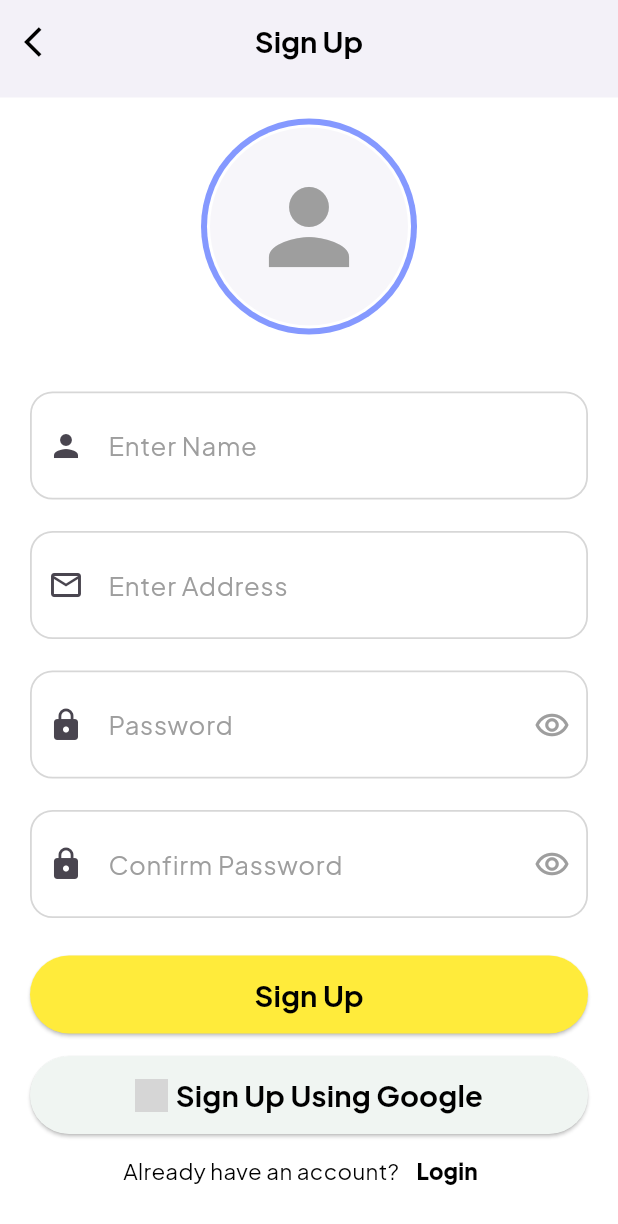
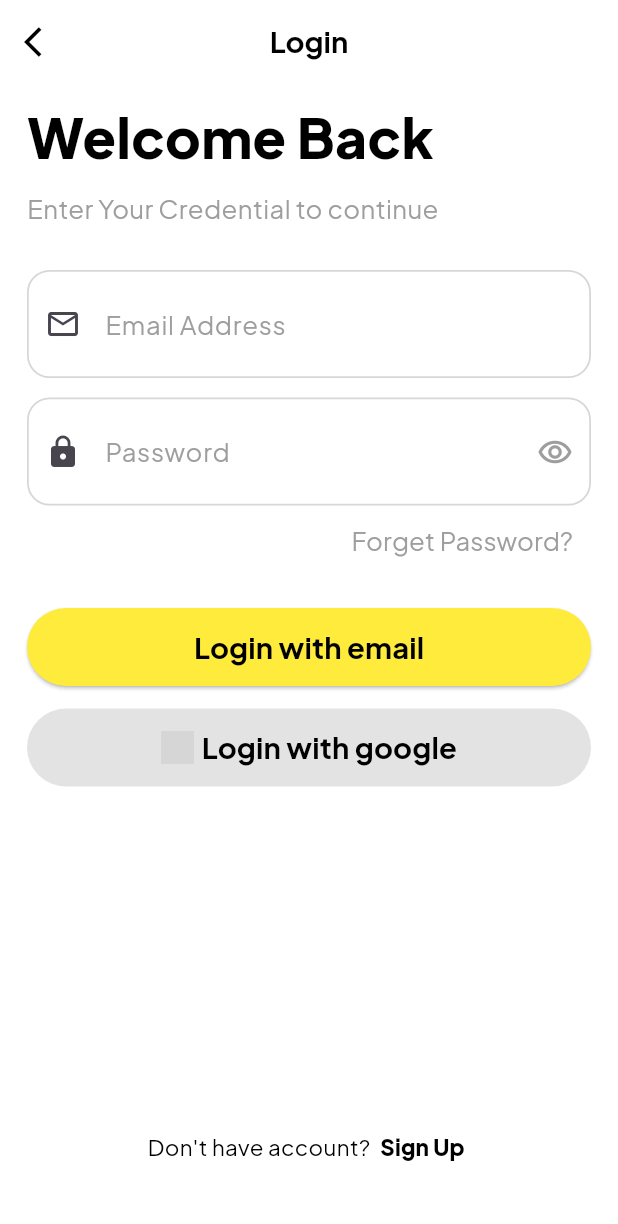
Before and after one commit to HalimWagih66/task-management-app, a Flutter app: the SignUpView screen opened by its route, scrolled down 113 dp, after a tap on "Login", on a phone screen of 412 x 824 dp. Shown: the top 1224 px of the screen. Run offline on Flutter 3.47's test engine with Material 3 defaults, Android fonts, the phone set to English and light mode, and no system bars; our stand-ins replace awesome_dialog, bloc, cached_network_image, cloud_firestore, dartz, device_info_plus and 14 more; accounts and stored records are empty; grey boxes are pictures that could not be loaded.

Commit message:
log in with email and password

```diff
--- a/lib/core/services/firebase/firebase_auth.dart
+++ b/lib/core/services/firebase/firebase_auth.dart
@@ -63,4 +63,23 @@ class FirebaseAuthServices{
   Future<void> verifyEmail()async{
     await FirebaseAuth.instance.currentUser?.sendEmailVerification();
   }
+  Future<User>loginWithEmail({required String emailAddress, required String password})async{
+    try {
+      final credential = await FirebaseAuth.instance.signInWithEmailAndPassword(
+          email: emailAddress,
+          password: password
+      );
+      return credential.user!;
+    } on FirebaseAuthException catch (e) {
+      if (e.code == 'user-not-found') {
+        throw CustomException(errorMessage: 'No user found for that email.');
+      } else if (e.code == 'wrong-password') {
+        throw CustomException(errorMessage: 'Wrong password provided for that user.');
+      } else if(e.code == "invalid-credential") {
+        throw CustomException(errorMessage: "email or password is wrong , please enter email and password are correct ");
+      } else{
+        throw CustomException(errorMessage: "Something went wrong. Please try again.");
+      }
+    }
+  }
 }
--- a/lib/core/utils/app_router.dart
+++ b/lib/core/utils/app_router.dart
@@ -1,4 +1,5 @@
 import 'package:go_router/go_router.dart';
+import 'package:task_management_app/features/auth/presentation/log_in/view/login_view.dart';
 import 'package:task_management_app/features/on_boarding/view/on_boarding_view.dart';
 import '../../features/auth/presentation/sign_up/presentation/view/sign_up_view.dart';
 
@@ -13,6 +14,10 @@ class AppRouter{
           path: SignUpView.routeName,
           builder: (context, state) => const SignUpView(),
         ),
+        GoRoute(
+          path: LoginView.routeName,
+          builder: (context, state) => const LoginView(),
+        ),
       ]
   );
 }
--- a/lib/core/utils/functions/validate/validate_inputs_from_text_valid.dart
+++ b/lib/core/utils/functions/validate/validate_inputs_from_text_valid.dart
@@ -4,7 +4,7 @@ import 'package:task_management_app/core/utils/functions/validate/regex.dart';
 class ValidateInputsFromTextValid{
   static String? validateEmailValid(String? input){
     if (input?.isEmpty == true || input?.trim().isEmpty == true) {
-      return "Please_enter_email_address";
+      return "Please enter email address";
     }
     if (!Regex.isEmailValid(input!)) {
       return "Please enter the email correctly";
--- a/lib/core/utils/widgets/dialogs/show_message_with_snack_bar.dart
+++ b/lib/core/utils/widgets/dialogs/show_message_with_snack_bar.dart
@@ -3,11 +3,12 @@ import 'package:flutter/material.dart';
 import 'package:provider/provider.dart';
 import 'package:task_management_app/provider/settings_provider.dart';
 
-ScaffoldFeatureController<SnackBar, SnackBarClosedReason> showMessageWithSnackPar({required Color background,required String message,required BuildContext context}){
+ScaffoldFeatureController<SnackBar, SnackBarClosedReason> showMessageWithSnackBar({required Color background,required String message,required BuildContext context}){
    return ScaffoldMessenger.of(context).showSnackBar(
       SnackBar(
        backgroundColor: background,
-       content: Text(message,style: Provider.of<SettingsProvider>(context,listen: false).textThemeApp.font18SecondPrimaryBold),
+       duration: const Duration(seconds: 5),
+       content: Text(message,style: Provider.of<SettingsProvider>(context,listen: false).textThemeApp.font15greyRegular),
      ),
    );
 }
--- a/lib/core/utils/widgets/user_question_about_registration.dart
+++ b/lib/core/utils/widgets/user_question_about_registration.dart
@@ -1,4 +1,5 @@
 import 'package:flutter/material.dart';
+import 'package:go_router/go_router.dart';
 import 'package:provider/provider.dart';
 import 'package:task_management_app/provider/settings_provider.dart';
 
@@ -6,11 +7,11 @@ class UserQuestionAboutRegistration extends StatelessWidget {
   const UserQuestionAboutRegistration({super.key,
     required this.questionText,
     required this.actionText,
-    this.onPressed, this.colorText});
+    required this.routeName, this.colorText});
   final String questionText;
   final String actionText;
   final Color? colorText;
-  final void Function()? onPressed;
+  final String routeName;
 
   @override
   Widget build(BuildContext context) {
@@ -21,7 +22,9 @@ class UserQuestionAboutRegistration extends StatelessWidget {
         Text(questionText, style: textThemeApp.font13PrimaryRegular.copyWith(color: colorText)),
         TextButton(
           style: TextButton.styleFrom(padding: EdgeInsets.zero),
-          onPressed: onPressed,
+          onPressed: () {
+            GoRouter.of(context).push(routeName);
+          },
           child: Text(actionText, style: textThemeApp.font13PrimaryRegular.copyWith(fontWeight: FontWeight.w900,color: colorText)),
         )
       ],
--- a/lib/features/auth/data/repos/auth_repo.dart
+++ b/lib/features/auth/data/repos/auth_repo.dart
@@ -1,10 +1,11 @@
 import 'dart:io';
 import 'package:dartz/dartz.dart';
+import 'package:firebase_auth/firebase_auth.dart';
 import 'package:task_management_app/core/errors/failures.dart';
 import 'package:task_management_app/core/models/user_model.dart';
 
 abstract class AuthRepo{
   Future<Either<Failure, UserModel>> createUserWithEmailAndPassword({required UserModel userModel,required File file,required String password});
   Future<Either<Failure, UserModel>> createUserWithGoogle();
-
+  Future<Either<Failure, User>> loginWithEmail({required String emailAddress, required String password});
 }
--- /dev/null
+++ b/lib/features/auth/presentation/log_in/manager/log_in_bloc.dart
@@ -0,0 +1,29 @@
+import 'package:bloc/bloc.dart';
+import 'package:meta/meta.dart';
+import 'package:task_management_app/features/auth/data/repos/auth_repo.dart';
+
+part 'log_in_event.dart';
+
+part 'log_in_state.dart';
+
+class LogInBloc extends Bloc<LogInEvent, LogInState> {
+  String? emailAddress;
+  String? password;
+  AuthRepo authRepo;
+
+  LogInBloc({required this.authRepo}) : super(LogInInitial()) {
+    on<LogInEvent>(
+      (event, emit) async {
+        if (event is LogInByEmailAndPassword) {
+          emit(LogInByEmailAndPasswordLoading());
+          var result = await authRepo.loginWithEmail(emailAddress: emailAddress!, password: password!);
+          result.fold((failure) {
+            emit(LogInByEmailAndPasswordFailure(failure.message));
+          }, (user) {
+            emit(LogInByEmailAndPasswordSuccess());
+          },);
+        }
+      },
+    );
+  }
+}
--- /dev/null
+++ b/lib/features/auth/presentation/log_in/manager/log_in_event.dart
@@ -0,0 +1,6 @@
+part of 'log_in_bloc.dart';
+
+@immutable
+sealed class LogInEvent {}
+
+class LogInByEmailAndPassword extends LogInEvent{}
--- /dev/null
+++ b/lib/features/auth/presentation/log_in/manager/log_in_state.dart
@@ -0,0 +1,24 @@
+part of 'log_in_bloc.dart';
+
+@immutable
+sealed class LogInState {}
+
+final class LogInInitial extends LogInState {}
+
+final class LogInByEmailAndPasswordFailure extends LogInState{
+  late final String errorMessage;
+  LogInByEmailAndPasswordFailure(this.errorMessage);
+}
+
+final class LogInByEmailAndPasswordSuccess extends LogInState{}
+
+final class LogInByEmailAndPasswordLoading extends LogInState{}
+
+final class LogInByGoogleFailure extends LogInState{
+  late final String errorMessage;
+  LogInByGoogleFailure(this.errorMessage);
+}
+
+final class LogInByGoogleSuccess extends LogInState{}
+
+final class LogInByGoogleLoading extends LogInState{}
--- /dev/null
+++ b/lib/features/auth/presentation/log_in/view/login_view.dart
@@ -0,0 +1,27 @@
+import 'package:flutter/material.dart';
+import 'package:flutter_bloc/flutter_bloc.dart';
+import 'package:go_router/go_router.dart';
+import 'package:task_management_app/features/auth/data/repos/auth_repo.dart';
+import 'package:task_management_app/features/auth/presentation/log_in/manager/log_in_bloc.dart';
+import '../../../../../core/services/service_locator.dart';
+import '../../../../../core/utils/widgets/custom_app_bar.dart';
+import 'widgets/login_view_body.dart';
+
+class LoginView extends StatelessWidget {
+  const LoginView({super.key});
+
+  static const routeName = "/LoginView";
+
+  @override
+  Widget build(BuildContext context) {
+    return Scaffold(
+        appBar: CustomAppBar(
+          onPressed: () {
+            GoRouter.of(context).pop;
+            }, leadingIconData: Icons.arrow_back_ios, backgroundColor: Colors.transparent, title: 'Login',
+        ),
+        body: BlocProvider(
+          create: (context) => LogInBloc(authRepo: getIt.get<AuthRepo>()),
+            child: const LoginViewBody(),),);
+  }
+}
--- /dev/null
+++ b/lib/features/auth/presentation/log_in/view/widgets/display_login_methods.dart
@@ -0,0 +1,69 @@
+import 'package:firebase_auth/firebase_auth.dart';
+import 'package:flutter/material.dart';
+import 'package:flutter_bloc/flutter_bloc.dart';
+import 'package:provider/provider.dart';
+import 'package:task_management_app/core/utils/theme/constant_colors.dart';
+import 'package:task_management_app/core/utils/widgets/loading/custom_hexagon_Dots_loading.dart';
+import 'package:task_management_app/features/auth/presentation/log_in/manager/log_in_bloc.dart';
+import 'package:task_management_app/features/auth/presentation/sign_up/presentation/view/widgets/custom_elevated_button_in_auth.dart';
+import '../../../../../../core/utils/widgets/dialogs/show_message_with_snack_bar.dart';
+import '../../../../../../provider/settings_provider.dart';
+import '../../../sign_up/presentation/view/widgets/display_sign_up_with_method.dart';
+
+class DisplayLoginMethods extends StatelessWidget {
+  const DisplayLoginMethods({super.key, required this.onPressedLoginByEmail});
+  final void Function() onPressedLoginByEmail;
+  @override
+  Widget build(BuildContext context) {
+    var textStyleApp = Provider.of<SettingsProvider>(context).textThemeApp;
+    return Column(
+      crossAxisAlignment: CrossAxisAlignment.stretch,
+      children: [
+        CustomElevatedButtonInAuth(
+          onLongPress: () async{
+           await FirebaseAuth.instance.signOut();
+           print("sign out");
+          },
+          background: Colors.yellow,
+            onPressed: onPressedLoginByEmail,
+            child: BlocConsumer<LogInBloc,LogInState>(
+              listener: (context, state) {
+                if(state is LogInByEmailAndPasswordFailure){
+                   showMessageWithSnackBar(message: state.errorMessage, context: context, background: textStyleApp.primaryColor);
+                }else if(state is LogInByEmailAndPasswordSuccess){
+                  showMessageWithSnackBar(message: "You have successfully logged in, dear.", context: context, background: primaryColorApp);
+                }
+              },
+              builder: (context, state) {
+                if(state is LogInByEmailAndPasswordLoading){
+                  return CustomHexagonDotsLoading(color: textStyleApp.primaryColor);
+                }else{
+                  return Text("Login with email",style: textStyleApp.font17PrimaryMedium);
+                }
+              },
+            )
+        ),
+        const SizedBox(height: 15),
+        CustomElevatedButtonInAuth(
+          background: Colors.white,
+          child: BlocConsumer<LogInBloc,LogInState>(
+            listener: (context, state) {
+              if(state is LogInByGoogleFailure){
+                showMessageWithSnackBar(message: state.errorMessage, context: context, background: textStyleApp.primaryColor);
+              }else if(state is LogInByGoogleSuccess){
+                showMessageWithSnackBar(message: "You have successfully logged in, dear.", context: context, background: primaryColorApp);
+              }
+            } ,
+            builder: (context, state) {
+              if(state is LogInByGoogleLoading){
+                return CustomHexagonDotsLoading(color: textStyleApp.primaryColor);
+              }else{
+                return DisplayRegistrationBySocial(text: "Login with google",image: "assets/images/auth/google-logo.png",colorText: textStyleApp.primaryColor);
+              }
+            } ,
+          )
+        ),
+      ],
+    );
+  }
+}
--- /dev/null
+++ b/lib/features/auth/presentation/log_in/view/widgets/log_in_from.dart
@@ -0,0 +1,47 @@
+import 'package:flutter/material.dart';
+import 'package:flutter_bloc/flutter_bloc.dart';
+import 'package:task_management_app/features/auth/presentation/log_in/manager/log_in_bloc.dart';
+import '../../../../../../core/utils/functions/validate/validate_inputs_from_text_valid.dart';
+import '../../../../../../core/utils/widgets/TextFormField/custom_form_field.dart';
+
+class LogInFrom extends StatefulWidget {
+  const LogInFrom({super.key});
+
+  @override
+  State<LogInFrom> createState() => _LogInFromState();
+}
+
+class _LogInFromState extends State<LogInFrom> {
+  bool passwordIsHidden = true;
+
+  @override
+  Widget build(BuildContext context) {
+    return Column(
+      children: [
+        CustomTextFormField(
+          functionValidate: (email) {
+            BlocProvider.of<LogInBloc>(context).emailAddress = email;
+            return ValidateInputsFromTextValid.validateEmailValid(email);
+          },
+          hintText: "Email Address",
+          prefixIcon: Icons.email_outlined,
+        ),
+        CustomTextFormField(
+          functionValidate: (password) {
+            BlocProvider.of<LogInBloc>(context).password = password;
+            return ValidateInputsFromTextValid.validatePasswordValid(password);
+          },
+          hintText: "Password",
+          obscureText: passwordIsHidden,
+          suffixIcon: passwordIsHidden?Icons.remove_red_eye_outlined:Icons.remove_red_eye_rounded,
+          prefixIcon: Icons.lock,
+          onPressedSuffixIcon:(){
+            setState(() {
+              passwordIsHidden = !passwordIsHidden;
+            });
+          },
+        ),
+      ],
+    );
+  }
+}
--- /dev/null
+++ b/lib/features/auth/presentation/log_in/view/widgets/login_view_body.dart
@@ -0,0 +1,71 @@
+import 'package:flutter/material.dart';
+import 'package:flutter_bloc/flutter_bloc.dart';
+import 'package:flutter_screenutil/flutter_screenutil.dart';
+import 'package:provider/provider.dart';
+import 'package:task_management_app/features/auth/presentation/log_in/manager/log_in_bloc.dart';
+import '../../../../../../core/utils/widgets/user_question_about_registration.dart';
+import '../../../../../../provider/settings_provider.dart';
+import '../../../sign_up/presentation/view/sign_up_view.dart';
+import 'display_login_methods.dart';
+import 'log_in_from.dart';
+
+class LoginViewBody extends StatelessWidget {
+  const LoginViewBody({super.key});
+
+
+  @override
+  Widget build(BuildContext context) {
+    var formKey = GlobalKey<FormState>();
+    var textStyleApp = Provider.of<SettingsProvider>(context).textThemeApp;
+    return CustomScrollView(
+      slivers: [
+        SliverFillRemaining(
+          hasScrollBody: false,
+          child: Padding(
+            padding: const EdgeInsets.symmetric(horizontal: 18.0),
+            child: Column(
+              crossAxisAlignment: CrossAxisAlignment.start,
+              children: [
+                Text("Welcome Back",style: textStyleApp.font32PrimaryExtraBold),
+                const SizedBox(
+                  height: 10,
+                ),
+                Text("Enter Your Credential to continue",style: textStyleApp.font15greyRegular),
+                const SizedBox(
+                  height: 15,
+                ),
+                Form(
+                  key: formKey,
+                  child: const LogInFrom(),
+                ),
+                Align(
+                  alignment: Alignment.centerRight,
+                  child: TextButton(
+                      onPressed: () {
+                      },
+                      child: Text("Forget Password?",style: textStyleApp.font15greyRegular,)
+                  ),
+                ),
+                SizedBox(
+                  height: 17.h,
+                ),
+                 DisplayLoginMethods(
+                   onPressedLoginByEmail: () {
+                   if(formKey.currentState!.validate()){
+                     BlocProvider.of<LogInBloc>(context).add(LogInByEmailAndPassword());
+                   }
+                },),
+                const SizedBox(height: 10),
+                const Spacer(),
+                const UserQuestionAboutRegistration(questionText: "Don't have account? ", actionText: "Sign Up", routeName: SignUpView.routeName),
+                SizedBox(
+                  height: 30.h,
+                ),
+              ],
+            ),
+          ),
+        )
+      ],
+    );
+  }
+}
--- a/lib/features/auth/presentation/sign_up/presentation/view/widgets/custom_elevated_button_in_auth.dart
+++ b/lib/features/auth/presentation/sign_up/presentation/view/widgets/custom_elevated_button_in_auth.dart
@@ -5,15 +5,17 @@ class CustomElevatedButtonInAuth extends StatelessWidget {
     super.key,
     required this.child,
     this.onPressed,
-    required this.background,
+    required this.background, this.onLongPress,
   });
 
   final Widget child;
   final void Function()? onPressed;
   final Color background;
+  final void Function()? onLongPress;
   @override
   Widget build(BuildContext context) {
     return ElevatedButton(
+      onLongPress: onLongPress,
         style: ElevatedButton.styleFrom(
           backgroundColor: background,
           padding: const EdgeInsets.symmetric(vertical: 12),
--- a/lib/features/auth/presentation/sign_up/presentation/view/widgets/display_registration_methods.dart
+++ b/lib/features/auth/presentation/sign_up/presentation/view/widgets/display_registration_methods.dart
@@ -29,7 +29,7 @@ class DisplayRegistrationMethods extends StatelessWidget {
             child:  BlocConsumer<SignUpBloc,SignUpState>(
               listener: (BuildContext context, SignUpState state) {
                 if(state is SignUpWithEmailAndPasswordFailure){
-                  showMessageWithSnackPar(message: state.errorMessage, context: context,background: textStyleApp.primaryColor);
+                  showMessageWithSnackBar(message: state.errorMessage, context: context,background: textStyleApp.primaryColor);
                 }else if(state is SignUpWithEmailAndPasswordSuccess){
                   showMessageWithAwesomeDialog(message: "An email has been sent to your personal email. Go to your email immediately and activate your account.",title: "Success", dialogType: DialogType.success,context: context,okActionName: "Ok",btnOkOnPress: () {},);
                 }
@@ -51,17 +51,17 @@ class DisplayRegistrationMethods extends StatelessWidget {
             child: BlocConsumer<SignUpBloc,SignUpState>(
               listener: (context, state) {
                 if(state is SignUpWithGoogleFailure){
-                  showMessageWithSnackPar(message: state.errorMessage, context: context,background: textStyleApp.primaryColor);
+                  showMessageWithSnackBar(message: state.errorMessage, context: context,background: textStyleApp.primaryColor);
                 }
                 else if(state is SignUpWithGoogleSuccess){
-                  showMessageWithSnackPar(message: "You have successfully registered using Google.", context: context,background: textStyleApp.primaryColor);
+                  showMessageWithSnackBar(message: "You have successfully registered using Google.", context: context,background: textStyleApp.primaryColor);
                 }
               },
                 builder: (context, state) {
                   if(state is SignUpWithGoogleLoading){
                     return CustomHexagonDotsLoading(color: textStyleApp.primaryColor);
                   }else{
-                    return DisplaySignUpWithMethod(text: titleButtonGoogle, image: 'assets/images/auth/google-logo.png',colorText: textStyleApp.primaryColor,);
+                    return DisplayRegistrationBySocial(text: titleButtonGoogle, image: 'assets/images/auth/google-logo.png',colorText: textStyleApp.primaryColor,);
                   }
                 },
             )
--- a/lib/features/auth/presentation/sign_up/presentation/view/widgets/display_sign_up_with_method.dart
+++ b/lib/features/auth/presentation/sign_up/presentation/view/widgets/display_sign_up_with_method.dart
@@ -2,8 +2,8 @@ import 'package:flutter/material.dart';
 import 'package:provider/provider.dart';
 import 'package:task_management_app/provider/settings_provider.dart';
 
-class DisplaySignUpWithMethod extends StatelessWidget {
-  const DisplaySignUpWithMethod({
+class DisplayRegistrationBySocial extends StatelessWidget {
+  const DisplayRegistrationBySocial({
     super.key, required this.image, required this.text, this.colorText,
   });
   final String image;
--- a/lib/features/auth/presentation/sign_up/presentation/view/widgets/sign_up_view_body.dart
+++ b/lib/features/auth/presentation/sign_up/presentation/view/widgets/sign_up_view_body.dart
@@ -1,6 +1,7 @@
 import 'package:flutter/material.dart';
 import 'package:flutter_bloc/flutter_bloc.dart';
 import 'package:provider/provider.dart';
+import 'package:task_management_app/features/auth/presentation/log_in/view/login_view.dart';
 import 'package:task_management_app/features/auth/presentation/sign_up/presentation/manager/image_picker_cubit/image_picker_cubit.dart';
 import 'package:task_management_app/features/auth/presentation/sign_up/presentation/manager/sign_up_bloc/sign_up_bloc.dart';
 import 'package:task_management_app/provider/settings_provider.dart';
@@ -52,12 +53,10 @@ class SignUpViewBody extends StatelessWidget {
                   titleButtonWithEmail: "Sign Up",
                   titleButtonGoogle: "Sign Up Using Google",
                 ),
-                UserQuestionAboutRegistration(
+                const UserQuestionAboutRegistration(
                   questionText: "Already have an account?",
                   actionText: "Login",
-                  onPressed: () {
-
-                  },
+                  routeName: LoginView.routeName,
                 ),
               ],
             ),
--- a/lib/features/on_boarding/view/widgets/on_boarding_body.dart
+++ b/lib/features/on_boarding/view/widgets/on_boarding_body.dart
@@ -2,6 +2,7 @@ import 'package:flutter/material.dart';
 import 'package:flutter_screenutil/flutter_screenutil.dart';
 import 'package:go_router/go_router.dart';
 import 'package:provider/provider.dart';
+import 'package:task_management_app/features/auth/presentation/log_in/view/login_view.dart';
 import 'package:task_management_app/features/auth/presentation/sign_up/presentation/view/sign_up_view.dart';
 import 'package:task_management_app/provider/settings_provider.dart';
 import '../../../../core/utils/widgets/buttons/animated_button.dart';
@@ -42,7 +43,7 @@ class OnBoardingBody extends StatelessWidget {
             },
           ),
           const SizedBox(height: 20),
-          UserQuestionAboutRegistration(questionText: "Already have an account?",actionText: "Login",onPressed: () {},colorText: textThemeApp.secondPrimaryColor),
+          UserQuestionAboutRegistration(questionText: "Already have an account?",actionText: "Login",routeName: LoginView.routeName,colorText: textThemeApp.secondPrimaryColor),
           const SizedBox(height: 20)
         ],
       ),
```
Also changed, not shown: lib/features/auth/data/repos/auth_repo_impl.dart (+13 -0 lines), pubspec.lock.
